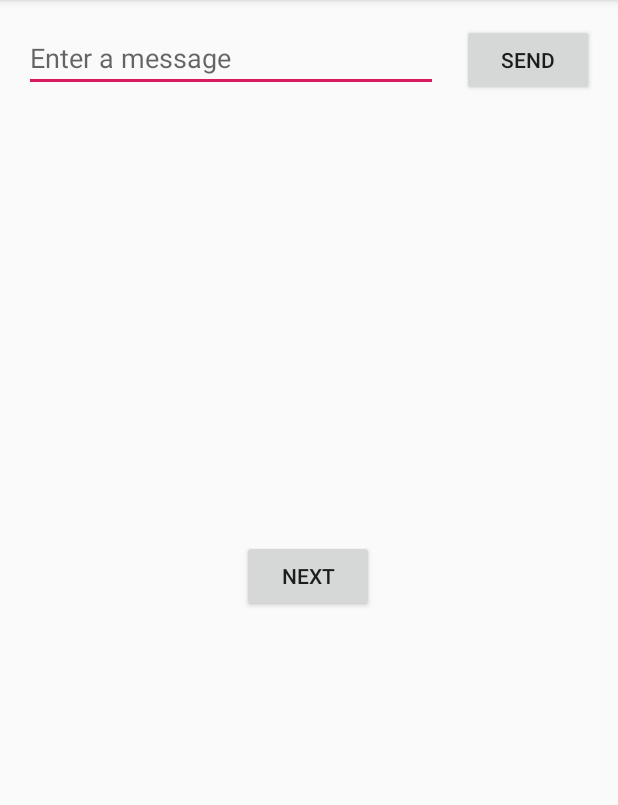
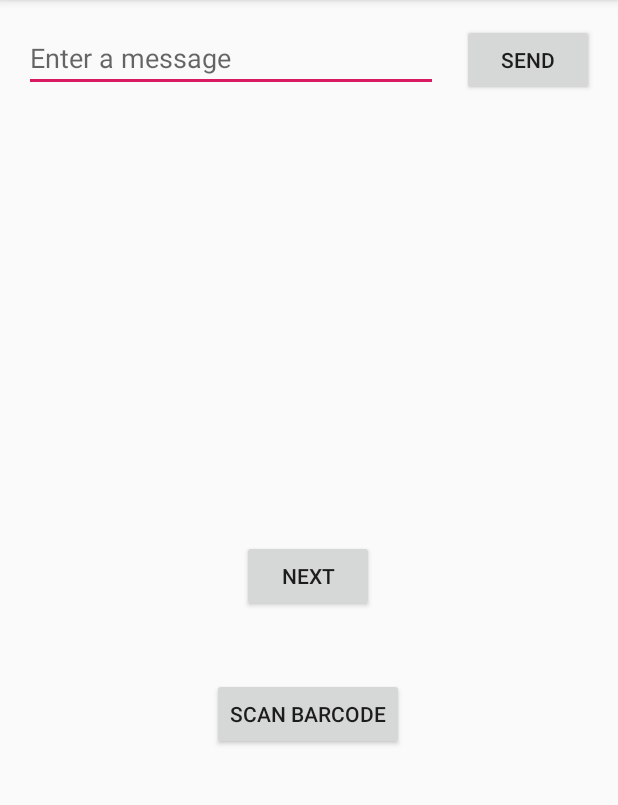
Before and after one commit to adriens/colisnc-AR, an Android app: the screen it shows after launch (MainActivity), on a phone screen of 412 x 824 dp, the part 84-889 px from its top. Run offline under Robolectric (Android 15) with nearby library versions, the phone set to English and light mode, and no system bars.

```diff
--- a/app/build.gradle
+++ b/app/build.gradle
@@ -36,7 +36,7 @@ dependencies {
     implementation "com.google.ar.sceneform.ux:sceneform-ux:1.5.0"
 
     implementation 'com.android.support:appcompat-v7:28.0.0'
-    implementation 'com.google.android.gms:play-services:7.8+'
+    implementation 'com.google.android.gms:play-services-vision:9.4.0'
 
 }
 sceneform.asset('sampledata/Andy.gltf',
--- a/app/src/main/res/layout/activity_main.xml
+++ b/app/src/main/res/layout/activity_main.xml
@@ -50,4 +50,22 @@
         app:layout_constraintBaseline_toBaselineOf="@+id/editText"
         app:layout_constraintEnd_toEndOf="parent"
         app:layout_constraintStart_toEndOf="@+id/editText" />
+
+    <Button
+        android:id="@+id/scan_barcode"
+        android:layout_width="wrap_content"
+        android:layout_height="wrap_content"
+        android:layout_marginBottom="268dp"
+        android:text="Scan Barcode"
+        android:onClick="scanBarcode"
+        app:layout_constraintBottom_toBottomOf="parent"
+        app:layout_constraintEnd_toEndOf="parent"
+        app:layout_constraintHorizontal_bias="0.498"
+        app:layout_constraintStart_toStartOf="parent" />
+
+    <TextView
+        android:id="@+id/barcode_result"
+        android:layout_width="match_parent"
+        android:layout_height="match_parent" />
+
 </androidx.constraintlayout.widget.ConstraintLayout>
```
Also changed, not shown: app/src/main/AndroidManifest.xml (+14 -0 lines), app/src/main/java/com/example/myfirstapp/FirstView.java (+3 -4 lines), app/src/main/java/com/example/myfirstapp/MainActivity.java (+34 -0 lines), app/src/main/java/com/example/myfirstapp/ScanBarcodeActivity.java (added, +89 -0 lines), app/src/main/res/layout/activity_scan_barcode.xml (added, +14 -0 lines).
